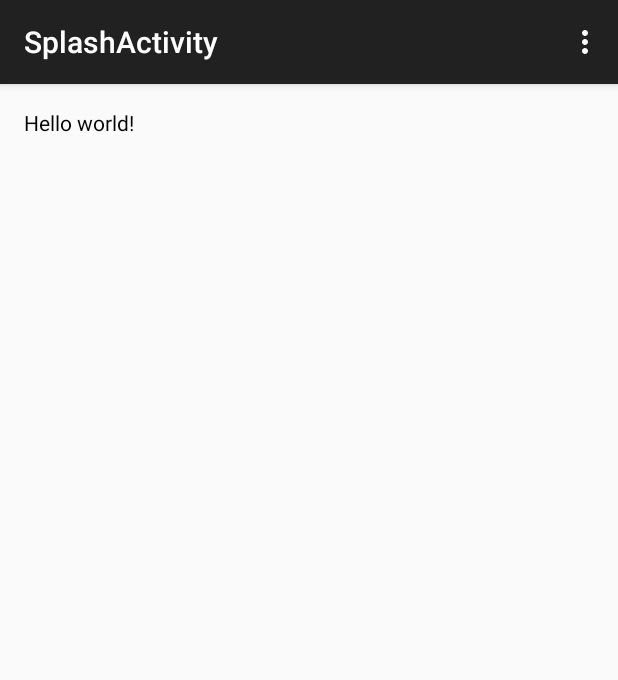
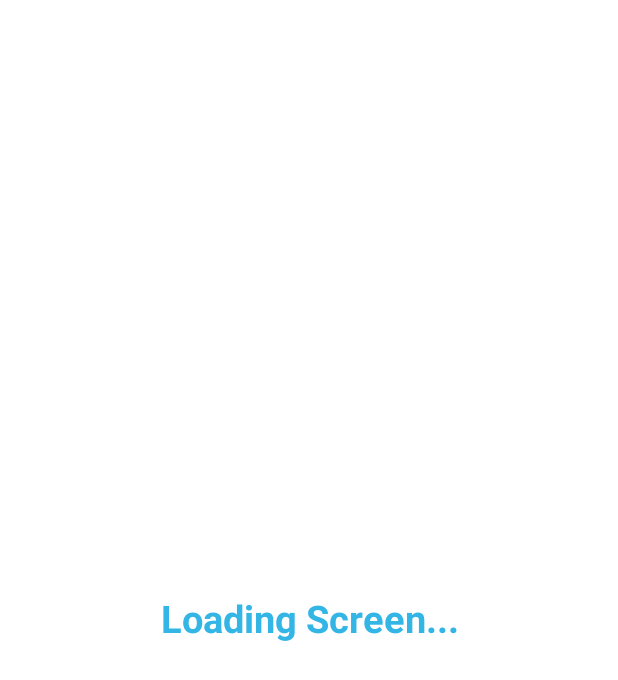
Before and after one commit to kshitijsharma000/maverick, an Android app: the SplashActivity screen opened directly, with no data from a screen before it, on a phone screen of 412 x 824 dp. Shown: the top 680 px of the screen. Run offline under Robolectric (Android 15) with nearby library versions, the phone set to English and light mode, and no system bars.

```diff
--- a/app/src/main/java/com/desk/SplashActivity.java
+++ b/app/src/main/java/com/desk/SplashActivity.java
@@ -1,5 +1,7 @@
 package com.desk;
 
+import android.content.Intent;
+import android.os.Handler;
 import android.support.v7.app.AppCompatActivity;
 import android.os.Bundle;
 import android.view.Menu;
@@ -11,27 +13,13 @@ public class SplashActivity extends AppCompatActivity {
     protected void onCreate(Bundle savedInstanceState) {
         super.onCreate(savedInstanceState);
         setContentView(R.layout.activity_splash);
-    }
-
-    @Override
-    public boolean onCreateOptionsMenu(Menu menu) {
-        // Inflate the menu; this adds items to the action bar if it is present.
-        getMenuInflater().inflate(R.menu.menu_splash, menu);
-        return true;
-    }
-
-    @Override
-    public boolean onOptionsItemSelected(MenuItem item) {
-        // Handle action bar item clicks here. The action bar will
-        // automatically handle clicks on the Home/Up button, so long
-        // as you specify a parent activity in AndroidManifest.xml.
-        int id = item.getItemId();
-
-        //noinspection SimplifiableIfStatement
-        if (id == R.id.action_settings) {
-            return true;
-        }
-
-        return super.onOptionsItemSelected(item);
+        Handler handler = new Handler();
+        handler.postDelayed(new Runnable() {
+            @Override
+            public void run() {
+                startActivity(new Intent(getApplicationContext(),HomeActvity.class));
+                SplashActivity.this.finish();
+            }
+        }, 3000);
     }
 }
--- a/app/src/main/res/layout/activity_splash.xml
+++ b/app/src/main/res/layout/activity_splash.xml
@@ -1,11 +1,17 @@
 <RelativeLayout xmlns:android="http://schemas.android.com/apk/res/android"
-    xmlns:tools="http://schemas.android.com/tools" android:layout_width="match_parent"
-    android:layout_height="match_parent" android:paddingLeft="@dimen/activity_horizontal_margin"
-    android:paddingRight="@dimen/activity_horizontal_margin"
-    android:paddingTop="@dimen/activity_vertical_margin"
-    android:paddingBottom="@dimen/activity_vertical_margin" tools:context="com.desk.SplashActivity">
+    xmlns:tools="http://schemas.android.com/tools"
+    android:layout_width="match_parent"
+    android:layout_height="match_parent"
+    android:background="@android:color/white"
+    tools:context="com.desk.SplashActivity">
 
-    <TextView android:text="@string/hello_world" android:layout_width="wrap_content"
-        android:layout_height="wrap_content" />
+    <TextView
+        android:gravity="center"
+        android:text="Loading Screen..."
+        android:textStyle="bold"
+        android:textColor="@android:color/holo_blue_light"
+        android:textSize="25dp"
+        android:layout_width="match_parent"
+        android:layout_height="match_parent" />
 
 </RelativeLayout>
```
Also changed, not shown: app/src/main/AndroidManifest.xml (+5 -10 lines), app/src/main/java/com/desk/Fragment_credits.java (added, +7 -0 lines), app/src/main/java/com/desk/Fragment_home.java (added, +45 -0 lines), app/src/main/java/com/desk/Fragment_profile.java (added, +7 -0 lines), app/src/main/res/layout/fragment_home_actvity.xml (+11 -5 lines).
